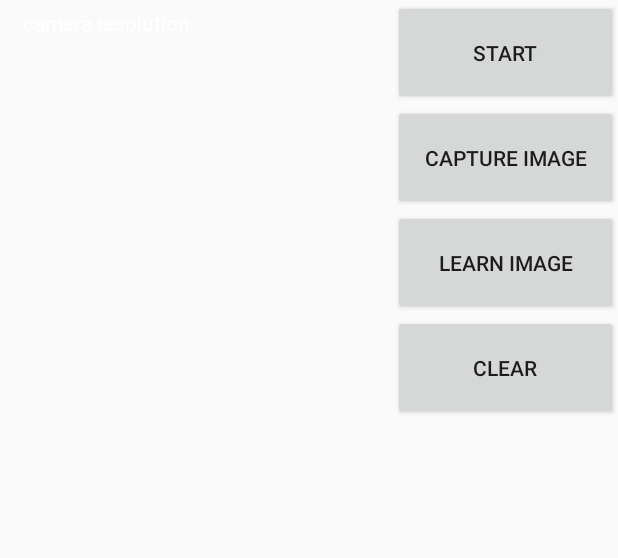
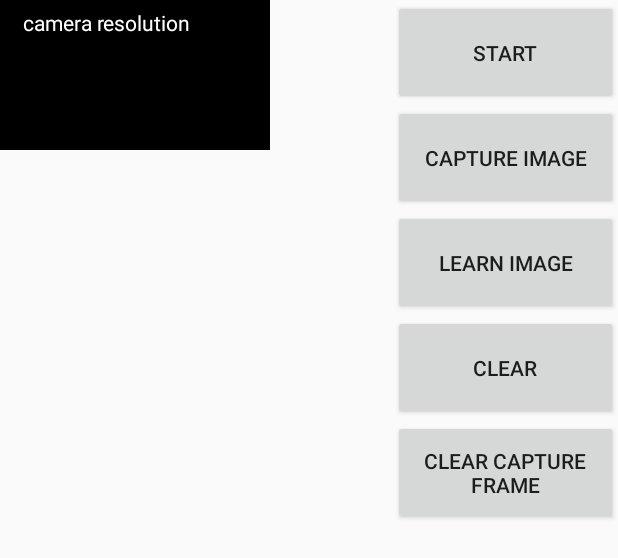
Before and after one commit to armaxst/ARMemoRelease_V2, an Android app: the layout fragment_camera_learn.xml on its own in the app's theme, with its tools: preview values and no code run, on a phone screen of 412 x 824 dp. Shown: the top 558 px of the screen. Run offline under Robolectric (Android 15) with nearby library versions, the phone set to English and light mode, and no system bars.

Commit message:
android - ResultCode 추가 - saveLearnedFile 실패이슈 수정 - checkLearnable byte arr param in/out 으로 쓰임

```diff
--- a/Samples/ARMemoAndroid/ARMemoApp/src/main/res/layout/fragment_camera_learn.xml
+++ b/Samples/ARMemoAndroid/ARMemoApp/src/main/res/layout/fragment_camera_learn.xml
@@ -7,6 +7,13 @@
         android:id="@+id/capture_image_view"
         android:layout_width="match_parent"
         android:layout_height="match_parent"
+        android:scaleType="fitXY" />
+
+    <ImageView
+        android:id="@+id/dump_image_view"
+        android:layout_width="180dp"
+        android:layout_height="100dp"
+        android:background="@color/colorBlack"
         android:scaleType="fitXY" />
 
     <com.maxst.armemo.app.main.learn.FingerPaintView
@@ -57,4 +64,13 @@
         android:layout_alignParentEnd="true"
         android:layout_alignParentRight="true"
         android:text="clear"/>
+
+    <Button
+        android:id="@+id/clear_dump"
+        android:layout_width="150dp"
+        android:layout_height="70dp"
+        android:layout_below="@id/clear"
+        android:layout_alignParentEnd="true"
+        android:layout_alignParentRight="true"
+        android:text="clear capture frame"/>
 </RelativeLayout>
--- a/Samples/ARMemoAndroid/ARMemoApp/src/main/res/values/colors.xml
+++ b/Samples/ARMemoAndroid/ARMemoApp/src/main/res/values/colors.xml
@@ -3,4 +3,5 @@
     <color name="colorPrimary">#3F51B5</color>
     <color name="colorPrimaryDark">#303F9F</color>
     <color name="colorAccent">#FF4081</color>
+    <color name="colorBlack">#000000</color>
 </resources>
```
Also changed, not shown: Samples/ARMemoAndroid/ARMemoApp/src/main/java/com/maxst/armemo/app/main/learn/CameraLearnFragment.java (+32 -6 lines), Samples/ARMemoAndroid/ARMemoApp/src/main/java/com/maxst/armemo/app/main/learn/task/ImageLearnTask.java (+15 -3 lines), 2 other files.
